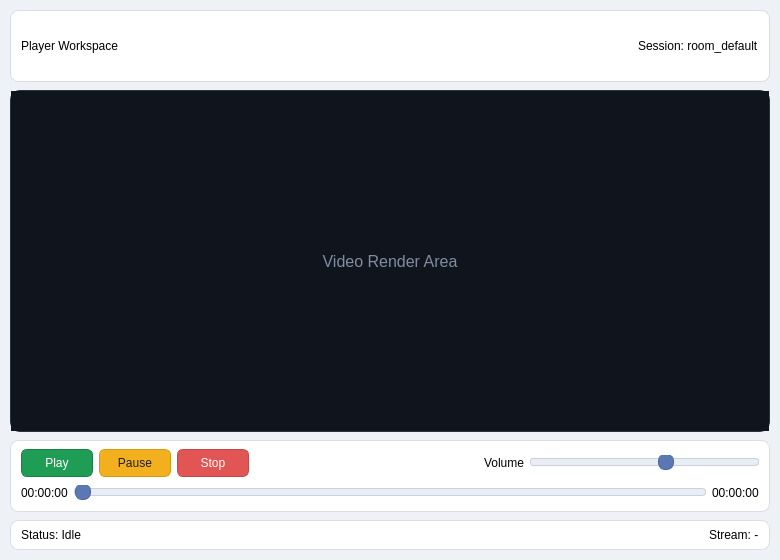
The window that New_Client/ui/pages/mediaplayerpage.ui (fhb-99/code-first-project) describes before a commit, drawn with Qt 5.
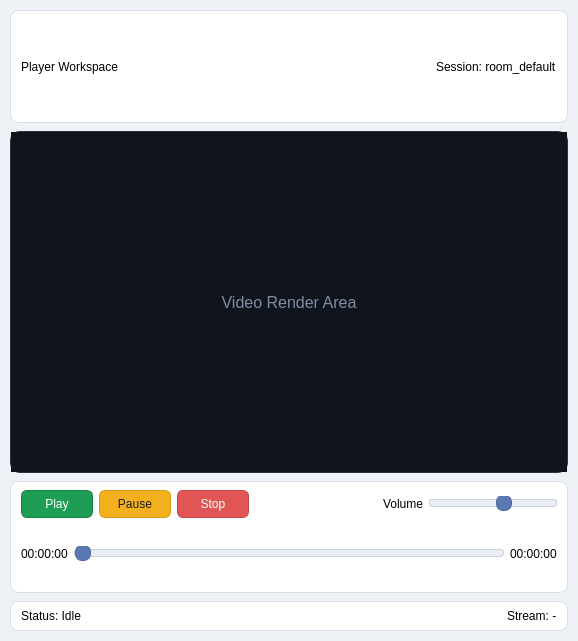
The same window after the commit.

Patch:
```diff
--- a/New_Client/ui/pages/mediaplayerpage.ui
+++ b/New_Client/ui/pages/mediaplayerpage.ui
@@ -6,8 +6,8 @@
    <rect>
     <x>0</x>
     <y>0</y>
-    <width>780</width>
-    <height>560</height>
+    <width>578</width>
+    <height>641</height>
    </rect>
   </property>
   <property name="windowTitle">
@@ -41,6 +41,7 @@
   border: 1px solid #cfd6e2;
   border-radius: 6px;
   padding: 4px 12px;
+  color: #1f2937;
 }
 QPushButton:hover {
   background: #e9eef7;
@@ -120,7 +121,7 @@
          <string>Player Workspace</string>
         </property>
         <property name="alignment">
-         <set>Qt::AlignVCenter|Qt::AlignLeft</set>
+         <set>Qt::AlignLeading|Qt::AlignLeft|Qt::AlignVCenter</set>
         </property>
        </widget>
       </item>
```
Left out of the diff: 32 changed lines with no effect on the pictures.
